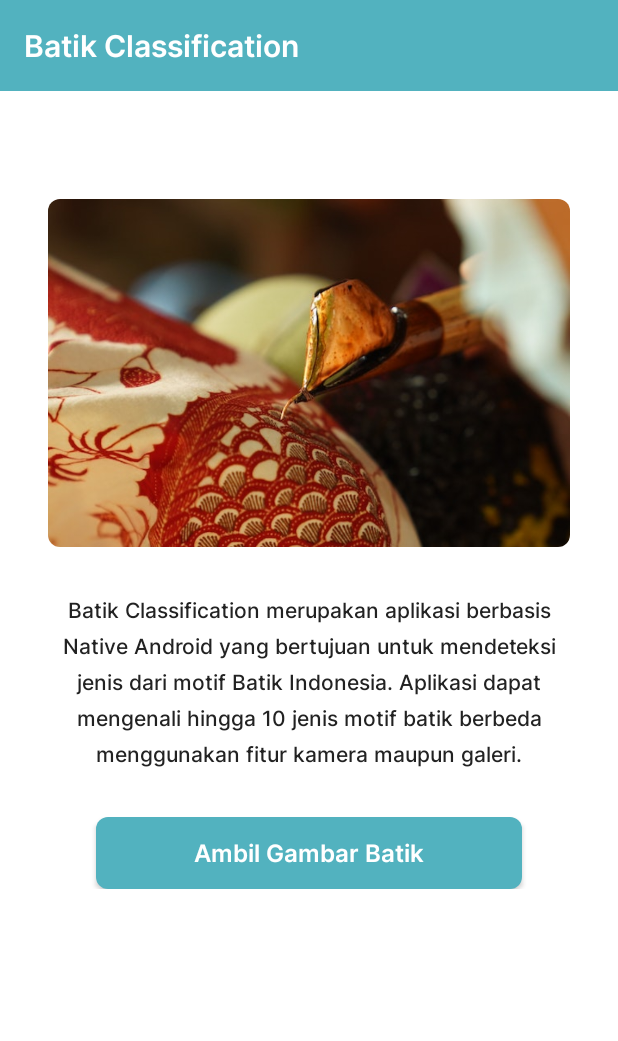
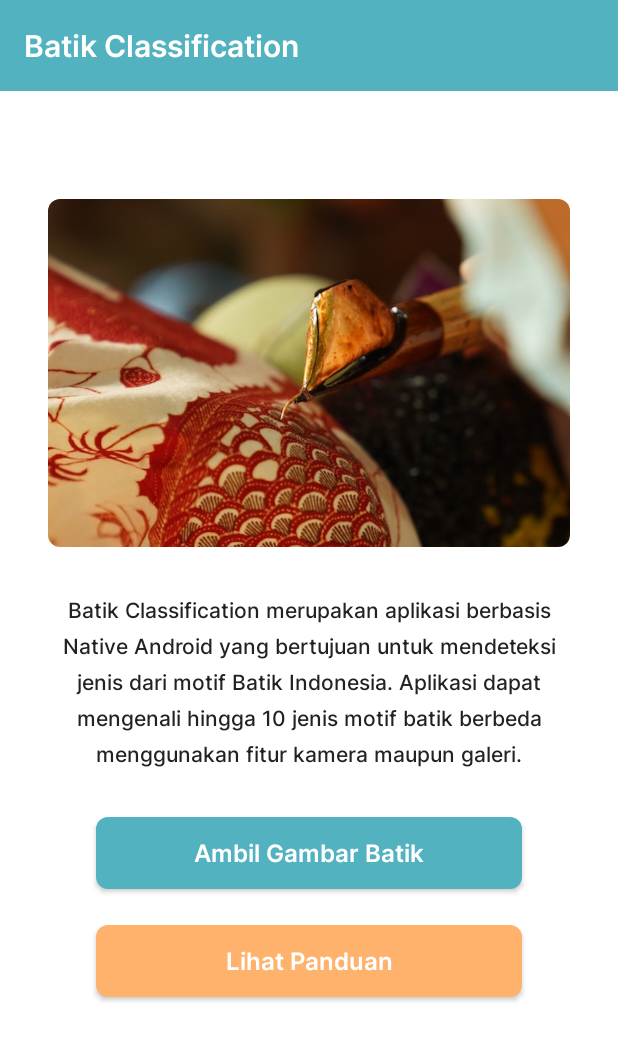
Before and after one commit to rickyandrean99/Batik-Classification, an Android app: the screen it shows after launch (MainActivity), on a phone screen of 412 x 824 dp. Shown: the top 1041 px of the screen. Run offline under Robolectric (Android 15) with nearby library versions, the phone set to English and light mode, and no system bars.

```diff
--- a/app/src/main/java/com/rickyandrean/batikclassification/presentation/main/MainActivity.kt
+++ b/app/src/main/java/com/rickyandrean/batikclassification/presentation/main/MainActivity.kt
@@ -22,6 +22,7 @@ class MainActivity : AppCompatActivity() {
     private fun setupView() {
         supportActionBar?.hide()
         binding.btnTakePicture.setBackgroundResource(R.drawable.bg_sapphire)
+        binding.btnTips.setBackgroundResource(R.drawable.bg_light_orange)
     }
 
     private fun setupListener() {
--- /dev/null
+++ b/app/src/main/res/drawable/bg_light_orange.xml
@@ -0,0 +1,13 @@
+<?xml version="1.0" encoding="utf-8"?>
+<shape
+    xmlns:android="http://schemas.android.com/apk/res/android"
+    android:shape="rectangle">
+
+    <solid android:color="@color/light_orange"/>
+
+    <corners
+        android:bottomLeftRadius="8dp"
+        android:topLeftRadius="8dp"
+        android:bottomRightRadius="8dp"
+        android:topRightRadius="8dp" />
+</shape>
--- /dev/null
+++ b/app/src/main/res/drawable/ic_capture.xml
@@ -0,0 +1,6 @@
+<vector android:height="48dp" android:tint="#52B2BF"
+    android:viewportHeight="24" android:viewportWidth="24"
+    android:width="48dp" xmlns:android="http://schemas.android.com/apk/res/android">
+    <path android:fillColor="@android:color/white" android:pathData="M12,12m-3.2,0a3.2,3.2 0,1 1,6.4 0a3.2,3.2 0,1 1,-6.4 0"/>
+    <path android:fillColor="@android:color/white" android:pathData="M9,2L7.17,4L4,4c-1.1,0 -2,0.9 -2,2v12c0,1.1 0.9,2 2,2h16c1.1,0 2,-0.9 2,-2L22,6c0,-1.1 -0.9,-2 -2,-2h-3.17L15,2L9,2zM12,17c-2.76,0 -5,-2.24 -5,-5s2.24,-5 5,-5 5,2.24 5,5 -2.24,5 -5,5z"/>
+</vector>
--- a/app/src/main/res/layout/activity_main.xml
+++ b/app/src/main/res/layout/activity_main.xml
@@ -129,6 +129,26 @@
                 app:layout_constraintTop_toBottomOf="@+id/tv_main_about"
                 tools:ignore="TextContrastCheck" />
 
+            <androidx.appcompat.widget.AppCompatButton
+                android:id="@+id/btn_tips"
+                android:layout_width="0dp"
+                android:layout_height="wrap_content"
+                android:layout_marginStart="64dp"
+                android:layout_marginTop="24dp"
+                android:layout_marginEnd="64dp"
+                android:layout_marginBottom="16dp"
+                android:fontFamily="@font/inter_semibold"
+                android:letterSpacing="0"
+                android:text="@string/tips"
+                android:textAllCaps="false"
+                android:textColor="@color/white"
+                android:textSize="16sp"
+                app:layout_constraintBottom_toBottomOf="parent"
+                app:layout_constraintEnd_toEndOf="parent"
+                app:layout_constraintStart_toStartOf="parent"
+                app:layout_constraintTop_toBottomOf="@+id/btn_take_picture"
+                tools:ignore="TextContrastCheck" />
+
         </androidx.constraintlayout.widget.ConstraintLayout>
     </ScrollView>
 </androidx.constraintlayout.widget.ConstraintLayout>
--- a/app/src/main/res/values/colors.xml
+++ b/app/src/main/res/values/colors.xml
@@ -9,5 +9,6 @@
     <color name="white">#FFFFFFFF</color>
 
     <color name="sapphire">#FF52B2BF</color>
+    <color name="light_orange">#FFFFB26B</color>
     <color name="light_black">#FF222222</color>
 </resources>
--- a/app/src/main/res/values/strings.xml
+++ b/app/src/main/res/values/strings.xml
@@ -3,8 +3,5 @@
     <string name="batik_image">Image of Batik</string>
     <string name="batik_about">Batik Classification merupakan aplikasi berbasis Native Android yang bertujuan untuk mendeteksi jenis dari motif Batik Indonesia. Aplikasi dapat mengenali hingga 10 jenis motif batik berbeda menggunakan fitur kamera maupun galeri.</string>
     <string name="take_picture">Ambil Gambar Batik</string>
-    <string name="capture">capture</string>
-    <string name="tips">tips</string>
-    <string name="snap_tips">snap_tips</string>
-    <string name="frame">frame</string>
+    <string name="tips">Lihat Panduan</string>
 </resources>
```
Also changed, not shown: app/src/main/res/layout/activity_camera.xml (+39 -61 lines), app/src/main/res/drawable/ic_capture.png (deleted).
